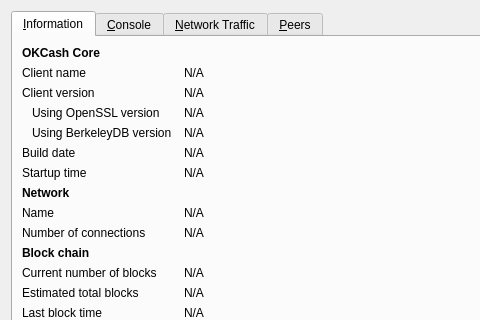
okcashpro/okcash, file src/qt/forms/rpcconsole.ui: the form before one commit; both pictures show x 0 to 480 and y 0 to 320 of the 740 by 450 pixel window.
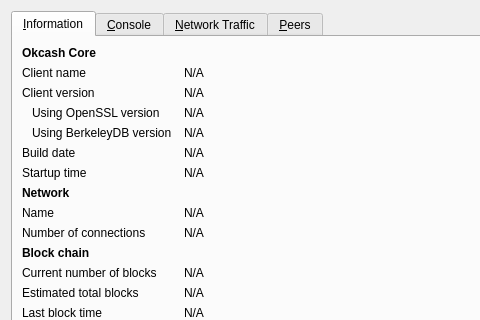
The form after the commit. Icons and pictures are not drawn. Custom widgets are drawn as their Qt base class.

What changed in the file:
```diff
--- a/src/qt/forms/rpcconsole.ui
+++ b/src/qt/forms/rpcconsole.ui
@@ -36,7 +36,7 @@
           </font>
          </property>
          <property name="text">
-          <string>OKCash Core</string>
+          <string>Okcash Core</string>
          </property>
         </widget>
        </item>
```
Left out of the diff: 6 changed lines with no effect on the pictures.
